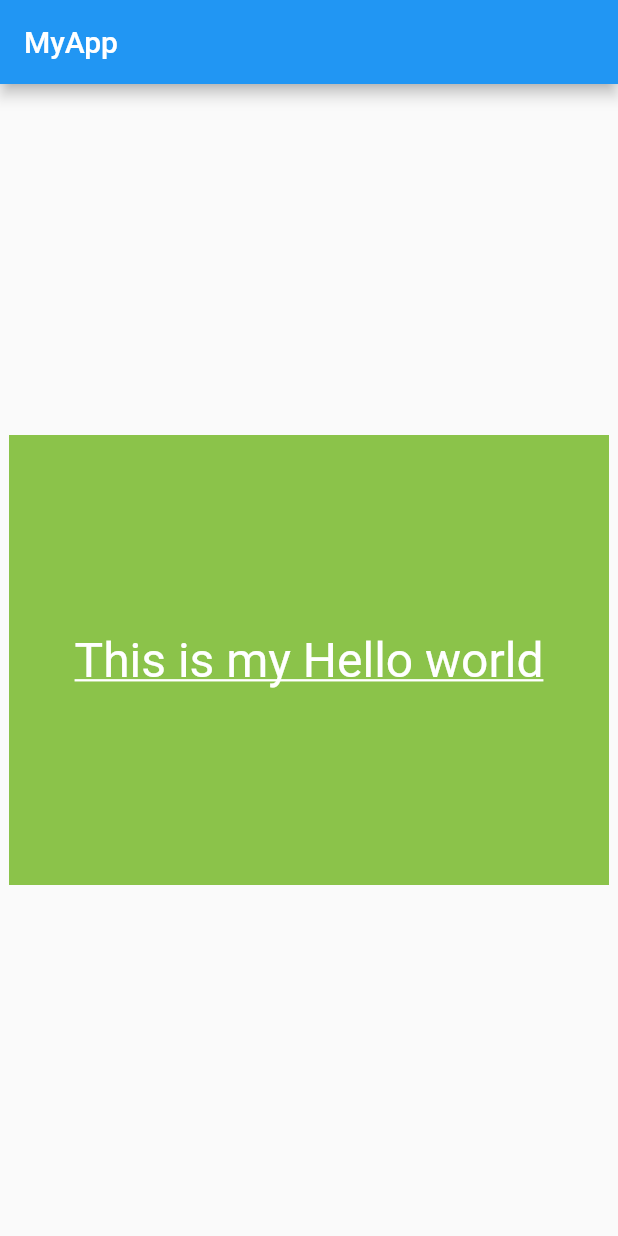
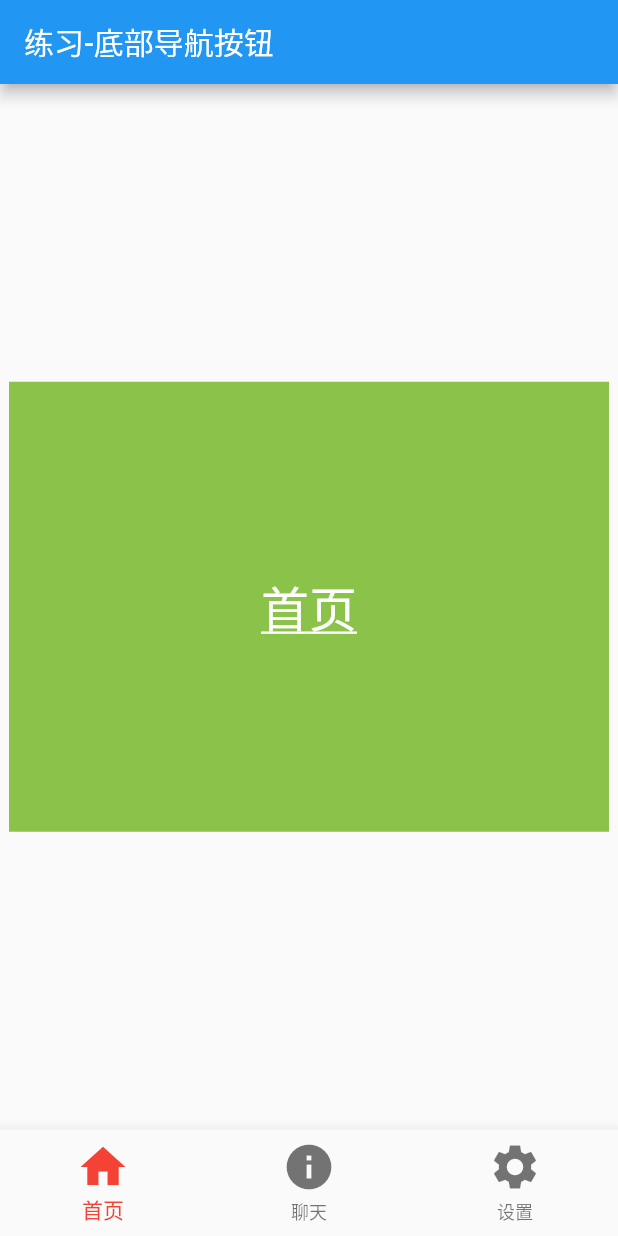
Before and after one commit to EarlyAnt/MyFlutter, a Flutter app: the screen it shows after launch, on a phone screen of 412 x 824 dp. Run offline on Flutter 3.47's test engine with Material 2 defaults, Android fonts, the phone set to English and light mode, and no system bars.

Commit message:
1.实现了底部导航栏的效果。

```diff
--- a/myflutter/lib/main.dart
+++ b/myflutter/lib/main.dart
@@ -1,4 +1,5 @@
 import 'package:flutter/material.dart';
+import 'pages/tabs.dart';
 
 void main() => runApp(MyApp());
 
@@ -8,25 +9,7 @@ class MyApp extends StatelessWidget {
   @override
   Widget build(BuildContext context) {
     return MaterialApp(
-      home: Scaffold(
-        appBar: AppBar(title: Text("MyApp")),
-        body: Center(
-          child: Container(
-            height: 300.0,
-            width: 400.0,
-            alignment: Alignment.center,
-            color: Colors.lightGreen,
-            child: Text(
-              "This is my Hello world",
-              style: TextStyle(
-                fontSize: 32.0,
-                color: Colors.white,
-                decoration: TextDecoration.underline,
-              ),
-            ),
-          ),
-        ),
-      ),
+      home: Tabs(),
     );
   }
 }
--- /dev/null
+++ b/myflutter/lib/pages/homePage.dart
@@ -0,0 +1,27 @@
+import 'package:flutter/material.dart';
+
+class HomePage extends StatelessWidget {
+  const HomePage({Key key}) : super(key: key);
+
+  @override
+  Widget build(BuildContext context) {
+    return Container(
+      child: Center(
+        child: Container(
+          height: 300.0,
+          width: 400.0,
+          alignment: Alignment.center,
+          color: Colors.lightGreen,
+          child: Text(
+            "首页",
+            style: TextStyle(
+              fontSize: 32.0,
+              color: Colors.white,
+              decoration: TextDecoration.underline,
+            ),
+          ),
+        ),
+      ),
+    );
+  }
+}
--- /dev/null
+++ b/myflutter/lib/pages/tabs.dart
@@ -0,0 +1,55 @@
+import 'package:flutter/material.dart';
+import 'homePage.dart';
+import 'chat.dart';
+import 'personalCenter.dart';
+
+class Tabs extends StatefulWidget {
+  Tabs({Key key}) : super(key: key);
+
+  @override
+  _TabsState createState() => _TabsState();
+}
+
+class _TabsState extends State<Tabs> {
+  int _currentIndex = 0;
+  List _pageList = [
+    HomePage(),
+    Chat(),
+    PersonalCenter(),
+  ];
+  @override
+  Widget build(BuildContext context) {
+    return Container(
+      child: Scaffold(
+        appBar: AppBar(title: Text("练习-底部导航按钮")),
+        body: this._pageList[this._currentIndex],
+        bottomNavigationBar: BottomNavigationBar(
+          currentIndex: this._currentIndex,
+          onTap: (int index) {
+            setState(() {
+              this._currentIndex = index;
+              print(this._currentIndex);
+            });
+          },
+          iconSize: 36.0,
+          fixedColor: Colors.red,
+          type: BottomNavigationBarType.fixed,
+          items: [
+            BottomNavigationBarItem(
+              icon: Icon(Icons.home),
+              title: Text("首页"),
+            ),
+            BottomNavigationBarItem(
+              icon: Icon(Icons.info),
+              title: Text("聊天"),
+            ),
+            BottomNavigationBarItem(
+              icon: Icon(Icons.settings),
+              title: Text("设置"),
+            ),
+          ],
+        ),
+      ),
+    );
+  }
+}
```
Also changed, not shown: myflutter/lib/pages/chat.dart (added, +27 -0 lines), myflutter/lib/pages/personalCenter.dart (added, +27 -0 lines).
